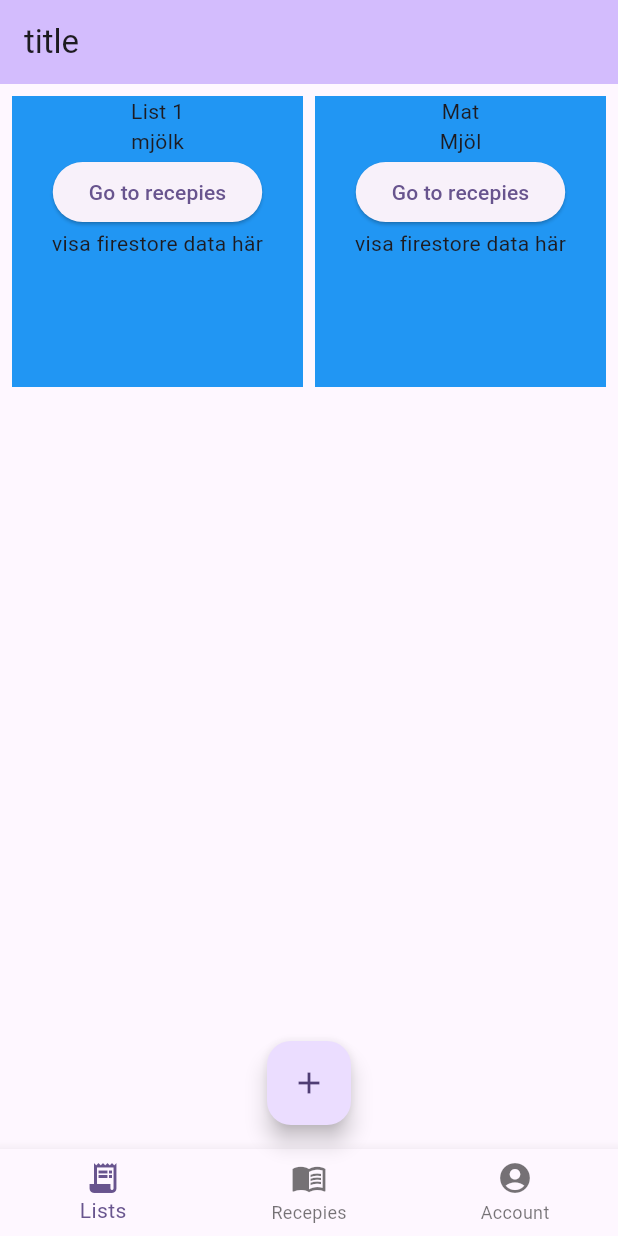
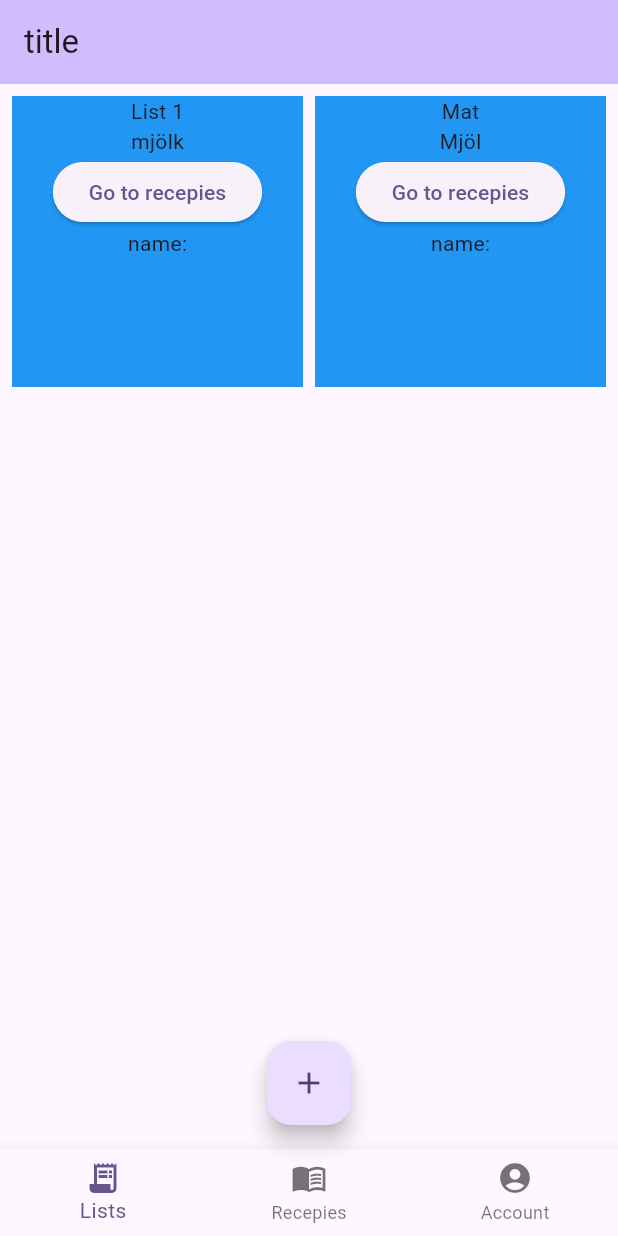
Before and after one commit to BOGGEBOO/Recipie-list-app, a Flutter app: the screen it shows after launch, on a phone screen of 412 x 824 dp. Run offline on Flutter 3.47's test engine with Material 3 defaults, Android fonts, the phone set to English and light mode, and no system bars; our stand-ins replace cloud_firestore, firebase_core, go_router; accounts and stored records are empty.

Commit message:
jävla dokument

```diff
--- a/app/lib/main.dart
+++ b/app/lib/main.dart
@@ -130,7 +130,7 @@ class _MyHomePageState extends State<MyHomePage> {
                   ElevatedButton(
                       onPressed: () => context.go('/recepies'),
                       child: const Text("Go to recepies")),
-                  Text('visa firestore data här'),
+                  Text('name:'),
                 ],
               ));
         },
```
